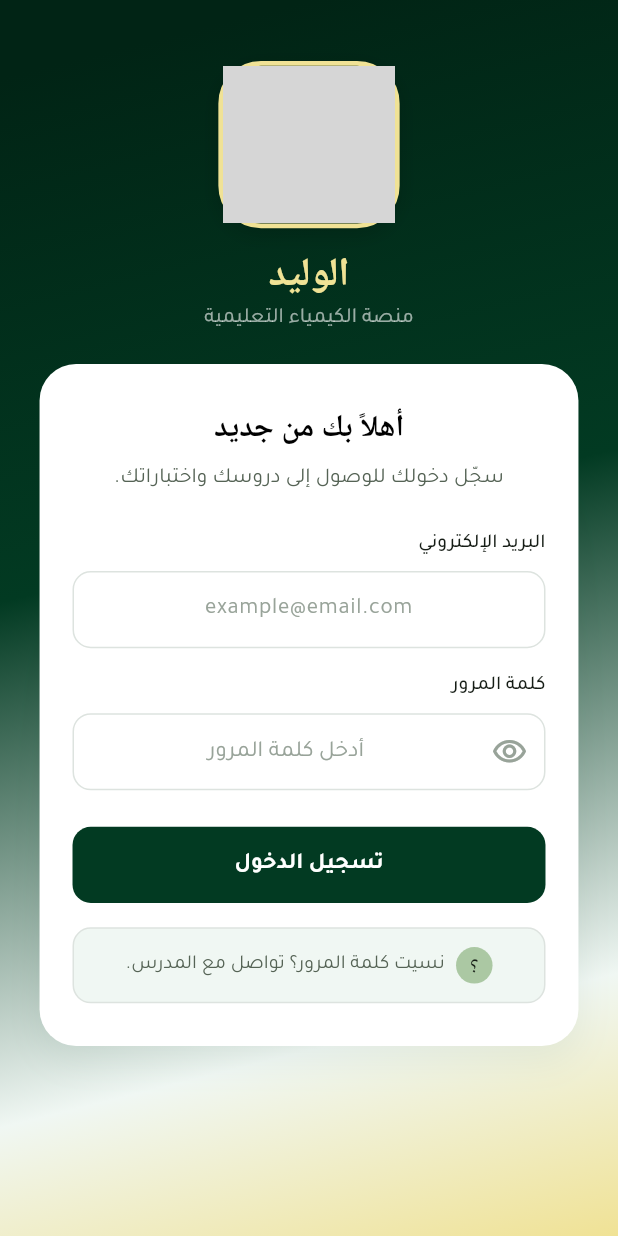
After one commit to Eyadwaleed0005/Al_waleed_app, a Flutter app: the AuthView screen opened by its route, on a phone screen of 412 x 824 dp. The commit adds this screen. Run offline on Flutter 3.47's test engine with Material 3 defaults, Android fonts, the phone set to English and light mode, and no system bars; our stand-ins replace flutter_animate, flutter_bloc, flutter_image_compress, flutter_screenutil, flutter_secure_storage, get_it and 2 more; accounts and stored records are empty; Roboto replaces fonts that are missing (Kufam); grey boxes are pictures that could not be loaded.

Commit message:
auth ui done

```diff
--- a/lib/app/routes/app_routes.dart
+++ b/lib/app/routes/app_routes.dart
@@ -1,4 +1,5 @@
 import 'package:al_waleed/app/routes/route_names.dart';
+import 'package:al_waleed/features/auth/presentation/screens/auth_view.dart';
 import 'package:al_waleed/features/home/presentation/screens/home_screen.dart';
 import 'package:flutter/material.dart';
 
@@ -9,8 +10,11 @@ class AppRoutes {
     switch (settings.name) {
       case RouteNames.home:
         return MaterialPageRoute(builder: (context) => const HomeScreen());
+     case RouteNames.auth:
+        return MaterialPageRoute(builder: (context) => const AuthView());
       default:
         return null;
     }
+
   }
 }
--- a/lib/app/routes/route_names.dart
+++ b/lib/app/routes/route_names.dart
@@ -1,3 +1,5 @@
 class RouteNames {
   static const String home = '/home';
+  static const String auth = '/auth';
+
 }
--- /dev/null
+++ b/lib/core/style/app_asset.dart
@@ -0,0 +1,3 @@
+class AppAsset {
+  static String logo = "assets/images/app_icon.png";
+}
--- a/lib/core/style/app_color.dart
+++ b/lib/core/style/app_color.dart
@@ -38,4 +38,5 @@ class ColorPalette {
   static const Color warning = Color(0xFFB8860B);
   static const Color error = Color(0xFFC0392B);
   static const Color info = Color(0xFF28729F);
+
 }
--- a/lib/core/style/textstyles.dart
+++ b/lib/core/style/textstyles.dart
@@ -1,7 +1,6 @@
-import 'dart:ui';
-
 import 'package:al_waleed/core/style/app_color.dart';
 import 'package:al_waleed/core/style/fontweighthelper.dart';
+import 'package:flutter/material.dart';
 import 'package:flutter_screenutil/flutter_screenutil.dart';
 
 class AppTextStyle {
@@ -342,4 +341,13 @@ class AppTextStyle {
       color: ColorPalette.error,
     );
   }
+
+  static TextStyle font26PageTitleBoldKufam() {
+    return TextStyle(
+      fontSize: 26.sp,
+      fontWeight: FontWeightHelper.bold,
+      fontFamily: kufam,
+      color: ColorPalette.highlight,
+    );
+  }
 }
--- /dev/null
+++ b/lib/core/widgets/custom_app_button.dart
@@ -0,0 +1,34 @@
+import 'package:al_waleed/core/style/textstyles.dart';
+import 'package:flutter/material.dart';
+import 'package:flutter_screenutil/flutter_screenutil.dart';
+import 'package:al_waleed/core/style/app_color.dart';
+
+class CustomAppButton extends StatelessWidget {
+  final String text;
+  final VoidCallback onPressed;
+
+  const CustomAppButton({
+    super.key,
+    required this.text,
+    required this.onPressed,
+  });
+
+  @override
+  Widget build(BuildContext context) {
+    return SizedBox(
+      width: double.infinity,
+      height: 50.h,
+      child: ElevatedButton(
+        onPressed: onPressed,
+        style: ElevatedButton.styleFrom(
+          backgroundColor: ColorPalette.primary,
+          shape: RoundedRectangleBorder(
+            borderRadius: BorderRadius.circular(12.r),
+          ),
+          elevation: 0,
+        ),
+        child: Text(text, style: AppTextStyle.font15TextLightBoldTajawal()),
+      ),
+    );
+  }
+}
--- /dev/null
+++ b/lib/core/widgets/custom_app_card.dart
@@ -0,0 +1,29 @@
+import 'package:flutter/material.dart';
+import 'package:flutter_screenutil/flutter_screenutil.dart';
+import 'package:al_waleed/core/style/app_color.dart';
+
+class CustomAppCard extends StatelessWidget {
+  final Widget child;
+
+  const CustomAppCard({super.key, required this.child});
+
+  @override
+  Widget build(BuildContext context) {
+    return Container(
+      width: double.infinity,
+      padding: EdgeInsets.symmetric(horizontal: 20.w, vertical: 28.h),
+      decoration: BoxDecoration(
+        color: ColorPalette.surface,
+        borderRadius: BorderRadius.circular(24.r),
+        boxShadow: [
+          BoxShadow(
+            color: ColorPalette.primary.withValues(alpha: 0.06),
+            blurRadius: 20,
+            offset: const Offset(0, 10),
+          ),
+        ],
+      ),
+      child: child,
+    );
+  }
+}
--- /dev/null
+++ b/lib/features/auth/presentation/screens/auth_view.dart
@@ -0,0 +1,11 @@
+import 'package:al_waleed/features/auth/presentation/screens/widgets/auth_view_body.dart';
+import 'package:flutter/material.dart';
+
+class AuthView extends StatelessWidget {
+  const AuthView({super.key});
+
+  @override
+  Widget build(BuildContext context) {
+    return Scaffold(body: const AuthViewBody());
+  }
+}
--- /dev/null
+++ b/lib/features/auth/presentation/screens/widgets/auth_view_body.dart
@@ -0,0 +1,140 @@
+import 'package:al_waleed/core/helper/app_validator.dart';
+import 'package:al_waleed/core/style/textstyles.dart';
+import 'package:al_waleed/core/widgets/custom_app_button.dart';
+import 'package:al_waleed/core/widgets/custom_app_card.dart';
+import 'package:al_waleed/features/auth/presentation/screens/widgets/custom_auth_logo.dart';
+import 'package:al_waleed/features/auth/presentation/screens/widgets/custom_forgot_password.dart';
+import 'package:al_waleed/features/auth/presentation/screens/widgets/custom_text_form_field.dart';
+import 'package:flutter/material.dart';
+import 'package:flutter_screenutil/flutter_screenutil.dart';
+import 'package:al_waleed/core/style/app_color.dart';
+
+class AuthViewBody extends StatefulWidget {
+  const AuthViewBody({super.key});
+
+  @override
+  State<AuthViewBody> createState() => _AuthViewBodyState();
+}
+
+class _AuthViewBodyState extends State<AuthViewBody> {
+  final _emailController = TextEditingController();
+  final _passwordController = TextEditingController();
+  final _formKey = GlobalKey<FormState>();
+  bool _isObscure = true;
+
+  @override
+  void dispose() {
+    _emailController.dispose();
+    _passwordController.dispose();
+    super.dispose();
+  }
+
+  void _submit() {
+    if (_formKey.currentState!.validate()) {}
+  }
+
+  @override
+  Widget build(BuildContext context) {
+    return Container(
+      width: double.infinity,
+      height: double.infinity,
+      decoration: const BoxDecoration(
+        gradient: LinearGradient(
+          begin: Alignment.topCenter,
+          end: Alignment.bottomRight,
+          colors: [
+            ColorPalette.primaryPressed,
+            ColorPalette.primary,
+            ColorPalette.primarySoftBackground,
+            ColorPalette.highlight,
+          ],
+          stops: [0.0, 0.4, 0.8, 1.0],
+        ),
+      ),
+      child: SafeArea(
+        child: SingleChildScrollView(
+          padding: EdgeInsets.symmetric(horizontal: 24.w),
+          child: Form(
+            key: _formKey,
+            child: Column(
+              children: [
+                SizedBox(height: 40.h),
+
+                CustomAuthLogo(),
+
+                SizedBox(height: 12.h),
+                Text('الوليد', style: AppTextStyle.font26PageTitleBoldKufam()),
+                Text(
+                  'منصة الكيمياء التعليمية',
+                  style: AppTextStyle.font14TextSecondaryRegularTajawal()
+                      .copyWith(
+                        color: ColorPalette.cardBackground.withValues(
+                          alpha: .6,
+                        ),
+                      ),
+                ),
+
+                SizedBox(height: 20.h),
+
+                CustomAppCard(
+                  child: Column(
+                    children: [
+                      Text(
+                        'أهلاً بك من جديد',
+                        style: AppTextStyle.font20TextBlackSemiBoldKufam(),
+                      ),
+                      SizedBox(height: 8.h),
+                      Text(
+                        '.سجّل دخولك للوصول إلى دروسك واختباراتك',
+                        style: AppTextStyle.font14TextBlackRegularTajawal()
+                            .copyWith(color: ColorPalette.textSecondary),
+                        textAlign: TextAlign.center,
+                      ),
+                      SizedBox(height: 24.h),
+
+                      CustomTextFormField(
+                        label: 'البريد الإلكتروني',
+                        hintText: 'example@email.com',
+                        controller: _emailController,
+                        validator: AppValidator.email,
+                      ),
+                      SizedBox(height: 16.h),
+
+                      CustomTextFormField(
+                        label: 'كلمة المرور',
+                        hintText: 'أدخل كلمة المرور',
+                        controller: _passwordController,
+                        isObscureText: _isObscure,
+                        validator: AppValidator.strongPassword,
+                        prefixIcon: IconButton(
+                          icon: Icon(
+                            _isObscure
+                                ? Icons.visibility_outlined
+                                : Icons.visibility_off_outlined,
+                            color: ColorPalette.textMuted,
+                          ),
+                          onPressed: () {
+                            setState(() {
+                              _isObscure = !_isObscure;
+                            });
+                          },
+                        ),
+                      ),
+                      SizedBox(height: 24.h),
+
+                      CustomAppButton(text: 'تسجيل الدخول', onPressed: _submit),
+                      SizedBox(height: 16.h),
+
+                      CustomForgotpassword(),
+                    ],
+                  ),
+                ),
+                SizedBox(height: 50.h),
+              ],
+            ),
+          ),
+        ),
+      ),
+    );
+  }
+}
--- /dev/null
+++ b/lib/features/auth/presentation/screens/widgets/custom_auth_logo.dart
@@ -0,0 +1,37 @@
+
+import 'package:al_waleed/core/style/app_asset.dart';
+import 'package:al_waleed/core/style/app_color.dart';
+import 'package:flutter/material.dart';
+import 'package:flutter_screenutil/flutter_screenutil.dart';
+
+class CustomAuthLogo extends StatelessWidget {
+  const CustomAuthLogo({
+    super.key,
+  });
+
+  @override
+  Widget build(BuildContext context) {
+    return Container(
+      width: 110.w,
+      height: 110.h,
+      decoration: BoxDecoration(
+        borderRadius: BorderRadius.circular(28.r),
+        border: Border.all(
+          color: ColorPalette.highlight,
+          width: 3.w,
+        ),
+        boxShadow: [
+          BoxShadow(
+            color: Colors.black.withValues(alpha: 0.15),
+            blurRadius: 10,
+            offset: const Offset(0, 4),
+          ),
+        ],
+      ),
+      child: ClipRRect(
+        borderRadius: BorderRadius.circular(28.r),
+        child: Image.asset(AppAsset.logo, fit: BoxFit.cover),
+      ),
+    );
+  }
+}
--- /dev/null
+++ b/lib/features/auth/presentation/screens/widgets/custom_forgot_password.dart
@@ -0,0 +1,47 @@
+
+import 'package:al_waleed/core/style/app_color.dart';
+import 'package:al_waleed/core/style/textstyles.dart';
+import 'package:flutter/material.dart';
+import 'package:flutter_screenutil/flutter_screenutil.dart';
+
+class CustomForgotpassword extends StatelessWidget {
+  const CustomForgotpassword({
+    super.key,
+  });
+
+  @override
+  Widget build(BuildContext context) {
+    return Container(
+      width: double.infinity,
+      padding: EdgeInsets.symmetric(
+        vertical: 12.h,
+        horizontal: 12.w,
+      ),
+      decoration: BoxDecoration(
+        color: ColorPalette.primarySoftBackground,
+        borderRadius: BorderRadius.circular(12.r),
+        border: Border.all(color: ColorPalette.border),
+      ),
+      child: Row(
+        mainAxisAlignment: MainAxisAlignment.center,
+        children: [
+          Text(
+            '.نسيت كلمة المرور؟ تواصل مع المدرس',
+            style:
+                AppTextStyle.font13TextSecondaryRegularTajawal(),
+          ),
+          SizedBox(width: 7.w),
+          CircleAvatar(
+            radius: 12.r,
+            backgroundColor: ColorPalette.accent,
+            child: Text(
+              '؟',
+              style:
+                  AppTextStyle.font14TextPrimaryMediumKufam(),
+            ),
+          ),
+        ],
+      ),
+    );
+  }
+}
--- /dev/null
+++ b/lib/features/auth/presentation/screens/widgets/custom_text_form_field.dart
@@ -0,0 +1,73 @@
+import 'package:al_waleed/core/style/textstyles.dart';
+import 'package:flutter/material.dart';
+import 'package:flutter_screenutil/flutter_screenutil.dart';
+import 'package:al_waleed/core/style/app_color.dart';
+
+class CustomTextFormField extends StatelessWidget {
+  final String label;
+  final String hintText;
+  final TextEditingController? controller;
+  final bool isObscureText;
+  final Widget? prefixIcon;
+  final String? Function(String?)? validator;
+
+  const CustomTextFormField({
+    super.key,
+    required this.label,
+    required this.hintText,
+    this.controller,
+    this.isObscureText = false,
+    this.prefixIcon,
+    this.validator,
+  });
+
+  @override
+  Widget build(BuildContext context) {
+    return Directionality(
+      textDirection: TextDirection.rtl,
+      child: Column(
+        crossAxisAlignment: CrossAxisAlignment.start,
+        children: [
+          Text(label, style: AppTextStyle.font13TextPrimaryMediumTajawal()),
+          SizedBox(height: 8.h),
+          TextFormField(
+            controller: controller,
+            obscureText: isObscureText,
+            validator: validator,
+            textDirection: TextDirection.rtl,
+            textAlign: TextAlign.center,
+            style: AppTextStyle.font14TextBlackRegularTajawal(),
+            decoration: InputDecoration(
+              hintText: hintText,
+              hintTextDirection: TextDirection.rtl,
+              hintStyle: AppTextStyle.font15TextMutedRegularTajawal(),
+              contentPadding: EdgeInsets.symmetric(
+                horizontal: 16.w,
+                vertical: 14.h,
+              ),
+              fillColor: ColorPalette.surface,
+              filled: true,
+              prefixIcon: prefixIcon,
+              enabledBorder: OutlineInputBorder(
+                borderRadius: BorderRadius.circular(12.r),
+                borderSide: const BorderSide(color: ColorPalette.border),
+              ),
+              focusedBorder: OutlineInputBorder(
+                borderRadius: BorderRadius.circular(12.r),
+                borderSide: const BorderSide(color: ColorPalette.primary),
+              ),
+              errorBorder: OutlineInputBorder(
+                borderRadius: BorderRadius.circular(12.r),
+                borderSide: const BorderSide(color: ColorPalette.error),
+              ),
+              focusedErrorBorder: OutlineInputBorder(
+                borderRadius: BorderRadius.circular(12.r),
+                borderSide: const BorderSide(color: ColorPalette.error),
+              ),
+            ),
+          ),
+        ],
+      ),
+    );
+  }
+}
--- a/lib/main.dart
+++ b/lib/main.dart
@@ -1,4 +1,3 @@
-import 'package:al_waleed/app/routes/app_route_observer.dart';
 import 'package:al_waleed/app/routes/app_routes.dart';
 import 'package:al_waleed/app/routes/route_names.dart';
 import 'package:flutter/material.dart';
--- a/pubspec.yaml
+++ b/pubspec.yaml
@@ -66,8 +66,8 @@ flutter:
   uses-material-design: true
 
   # To add assets to your application, add an assets section, like this:
-  # assets:
-  #   - images/a_dot_burr.jpeg
+  assets:
+    - assets\images\
   #   - images/a_dot_ham.jpeg
 
   # An image asset can refer to one or more resolution-specific "variants", see
```
Also changed, not shown: 1 other file.
